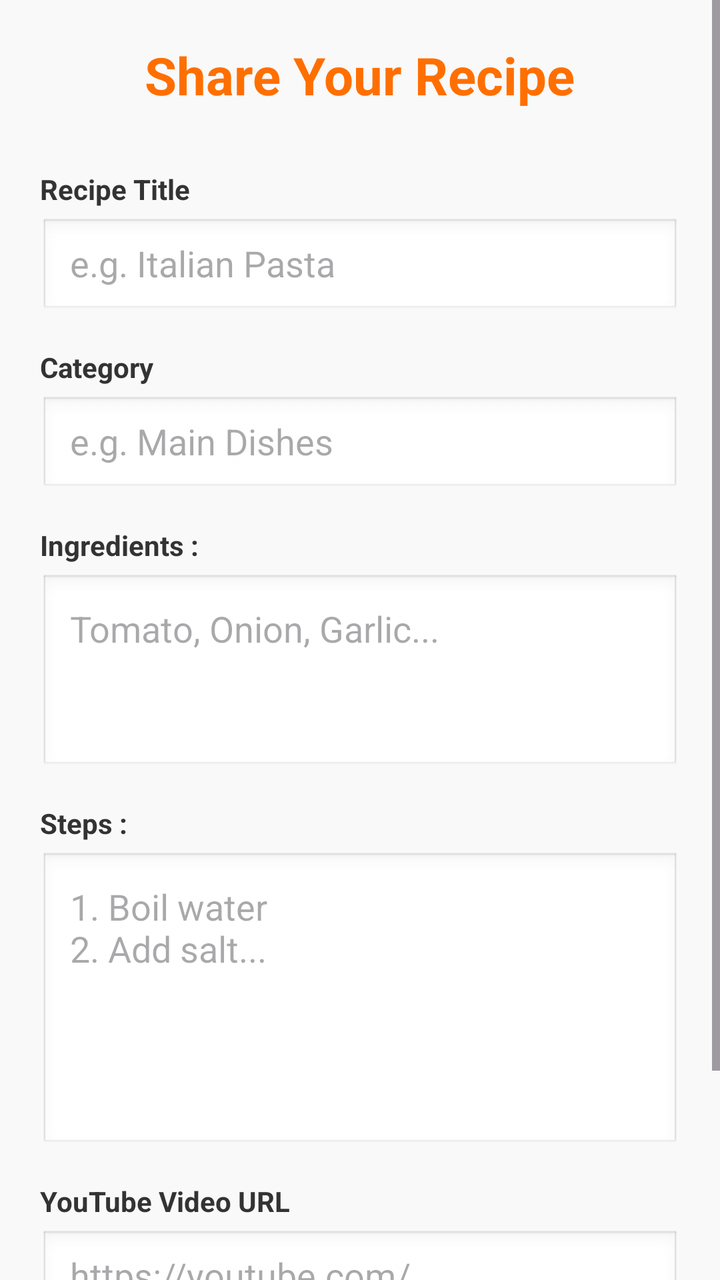
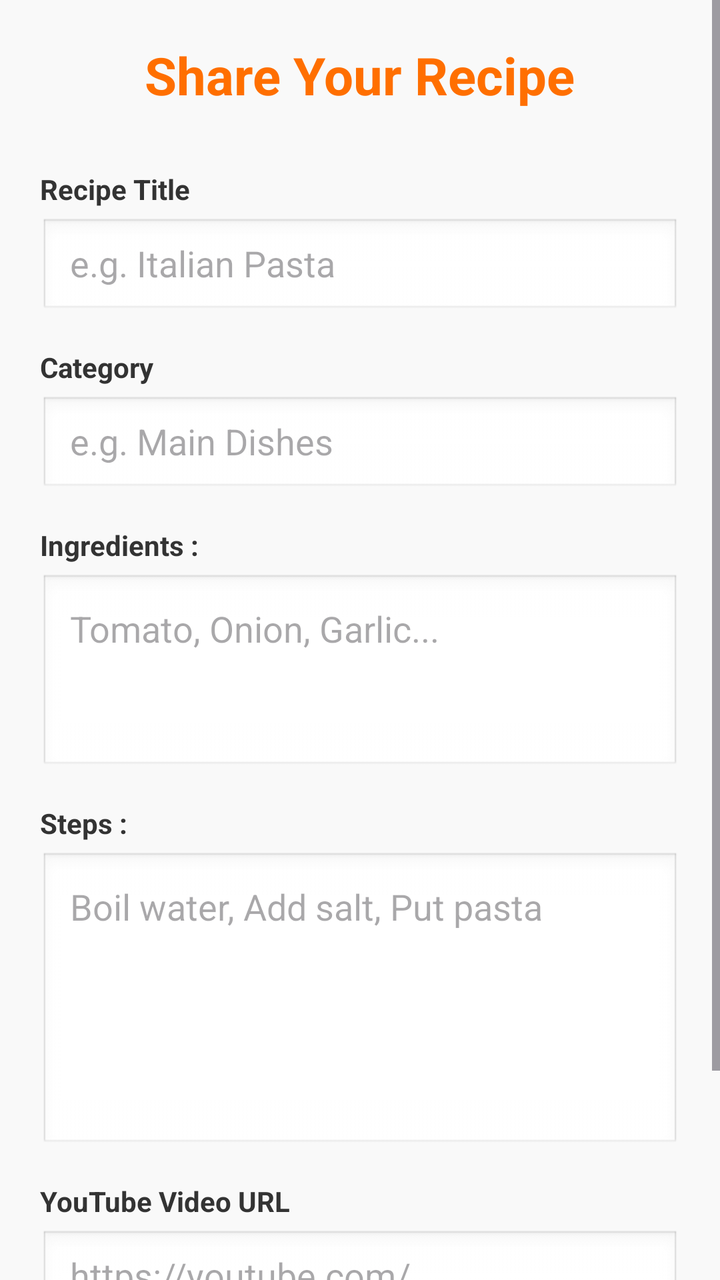

Screens rendered from an Android XML layout before and after an edit, with the pre-edit source and the edit as a unified diff.
<!-- AndroidManifest.xml: application theme Theme.RecipeBook -->
<!-- res/layout/activity_add_recipe.xml -->
<?xml version="1.0" encoding="utf-8"?>
<ScrollView
    xmlns:android="http://schemas.android.com/apk/res/android"
    xmlns:app="http://schemas.android.com/apk/res-auto"
    xmlns:tools="http://schemas.android.com/tools"
    android:id="@+id/main"
    android:layout_width="match_parent"
    android:layout_height="match_parent"
    tools:context=".AddRecipeActivity"
    android:background="#F9F9F9"
    android:fillViewport="true">

    <LinearLayout
        android:layout_width="match_parent"
        android:layout_height="wrap_content"
        android:orientation="vertical"
        android:padding="20dp">

        <TextView
            android:layout_width="wrap_content"
            android:layout_height="wrap_content"
            android:text="Share Your Recipe"
            android:textColor="@color/orange_primary"
            android:textSize="26sp"
            android:textStyle="bold"
            android:layout_gravity="center_horizontal"
            android:layout_marginBottom="30dp"/>

        <TextView
            android:layout_width="wrap_content"
            android:layout_height="wrap_content"
            android:text="Recipe Title"
            android:textColor="#333"
            android:textStyle="bold"
            android:layout_marginBottom="5dp"/>
        <EditText
            android:id="@+id/recipeTitleEt"
            android:layout_width="match_parent"
            android:layout_height="50dp"
            android:hint="e.g. Italian Pasta"
            android:inputType="text"
            android:background="@android:drawable/edit_text"
            android:paddingHorizontal="15dp"
            android:layout_marginBottom="15dp"/>

        <TextView
            android:layout_width="wrap_content"
            android:layout_height="wrap_content"
            android:text="Category"
            android:textColor="#333"
            android:textStyle="bold"
            android:layout_marginBottom="5dp"/>
        <EditText
            android:id="@+id/recipeCategoryEt"
            android:layout_width="match_parent"
            android:layout_height="50dp"
            android:hint="e.g. Main Dishes"
            android:inputType="text"
            android:background="@android:drawable/edit_text"
            android:paddingHorizontal="15dp"
            android:layout_marginBottom="15dp"/>

        <TextView
            android:layout_width="wrap_content"
            android:layout_height="wrap_content"
            android:text="Ingredients :"
            android:textColor="#333"
            android:textStyle="bold"
            android:layout_marginBottom="5dp"/>
        <EditText
            android:id="@+id/recipeIngredientsEt"
            android:layout_width="match_parent"
            android:layout_height="100dp"
            android:hint="Tomato, Onion, Garlic..."
            android:inputType="textMultiLine"
            android:gravity="top"
            android:background="@android:drawable/edit_text"
            android:padding="15dp"
            android:layout_marginBottom="15dp"/>

        <TextView
            android:layout_width="wrap_content"
            android:layout_height="wrap_content"
            android:text="Steps :"
            android:textColor="#333"
            android:textStyle="bold"
            android:layout_marginBottom="5dp"/>
        <EditText
            android:id="@+id/recipeStepsEt"
            android:layout_width="match_parent"
            android:layout_height="150dp"
            android:hint="1. Boil water\n2. Add salt..."
            android:inputType="textMultiLine"
            android:gravity="top"
            android:background="@android:drawable/edit_text"
            android:padding="15dp"
            android:layout_marginBottom="15dp"/>

        <TextView
            android:layout_width="wrap_content"
            android:layout_height="wrap_content"
            android:text="YouTube Video URL"
            android:textColor="#333"
            android:textStyle="bold"
            android:layout_marginBottom="5dp"/>
        <EditText
            android:id="@+id/recipeVideoUrlEt"
            android:layout_width="match_parent"
            android:layout_height="50dp"
            android:hint="https://youtube.com/..."
            android:inputType="textUri"
            android:background="@android:drawable/edit_text"
            android:paddingHorizontal="15dp"
            android:layout_marginBottom="25dp"/>

        <Button
            android:id="@+id/saveRecipeBtn"
            android:layout_width="match_parent"
            android:layout_height="55dp"
            android:text="Save &amp; Publish"
            android:backgroundTint="@color/orange_primary"
            android:textColor="@color/white"
            android:textStyle="bold"
            app:cornerRadius="10dp"/>

    </LinearLayout>


</ScrollView>
<!-- resources referenced by this layout -->
<resources>
  <color name="orange_primary">#FF6F00</color>
  <color name="white">#FFFFFFFF</color>
  <style name="Theme.RecipeBook" parent="Base.Theme.RecipeBook" />
  <style name="Base.Theme.RecipeBook" parent="Theme.Material3.DayNight.NoActionBar">
          
          
      </style>
</resources>

<!-- the commit's change to res/layout/activity_add_recipe.xml (unified diff, before → after) -->
@@ -89,7 +89,7 @@
             android:id="@+id/recipeStepsEt"
             android:layout_width="match_parent"
             android:layout_height="150dp"
-            android:hint="1. Boil water\n2. Add salt..."
+            android:hint="Boil water, Add salt, Put pasta"
             android:inputType="textMultiLine"
             android:gravity="top"
             android:background="@android:drawable/edit_text"
